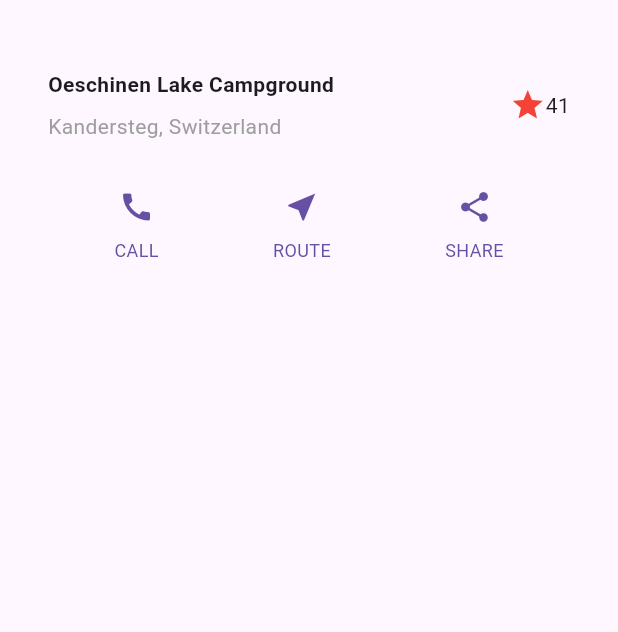
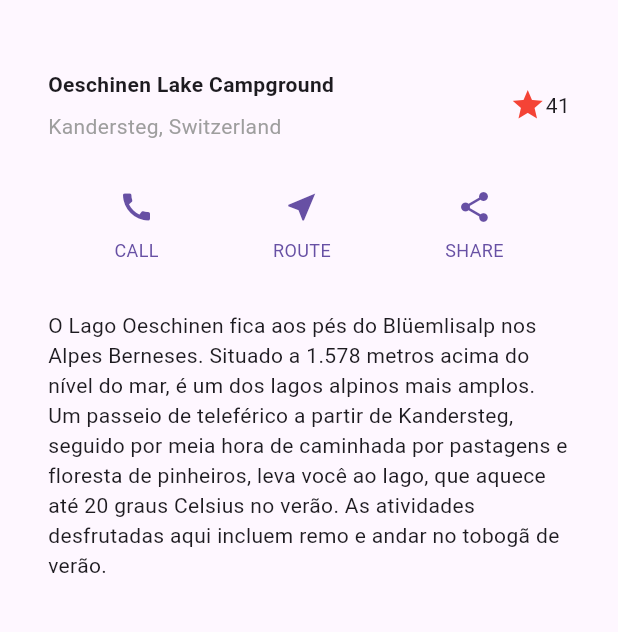
Before and after one commit to MariLFO/estacio-mundo4-missao-nivel-2, a Flutter app: the screen it shows after launch, on a phone screen of 412 x 824 dp, the part 63-695 px from its top. Run offline on Flutter 3.47's test engine with Material 3 defaults, Android fonts, the phone set to English and light mode, and no system bars.

Commit message:
MissaoPratica - Sessão de Texto

```diff
--- a/MissaoPratica/explore_mundo/lib/main.dart
+++ b/MissaoPratica/explore_mundo/lib/main.dart
@@ -74,6 +74,14 @@ class MyApp extends StatelessWidget {
       ],
     );
 
+    Widget textSection = Container(
+      padding: const EdgeInsets.all(32),
+      child: const Text(
+        'O Lago Oeschinen fica aos pés do Blüemlisalp nos Alpes Berneses. Situado a 1.578 metros acima do nível do mar, é um dos lagos alpinos mais amplos. Um passeio de teleférico a partir de Kandersteg, seguido por meia hora de caminhada por pastagens e floresta de pinheiros, leva você ao lago, que aquece até 20 graus Celsius no verão. As atividades desfrutadas aqui incluem remo e andar no tobogã de verão.',
+        softWrap: true,
+      ),
+    );
+
     return MaterialApp(
       title: 'Demonstração de layout Flutter',
       home: Scaffold(
@@ -84,6 +92,7 @@ class MyApp extends StatelessWidget {
           children: [
             titleSection,
             buttonSection,
+            textSection,
             // Outros elementos do corpo do aplicativo podem ser adicionados aqui.
           ],
         ),
```
